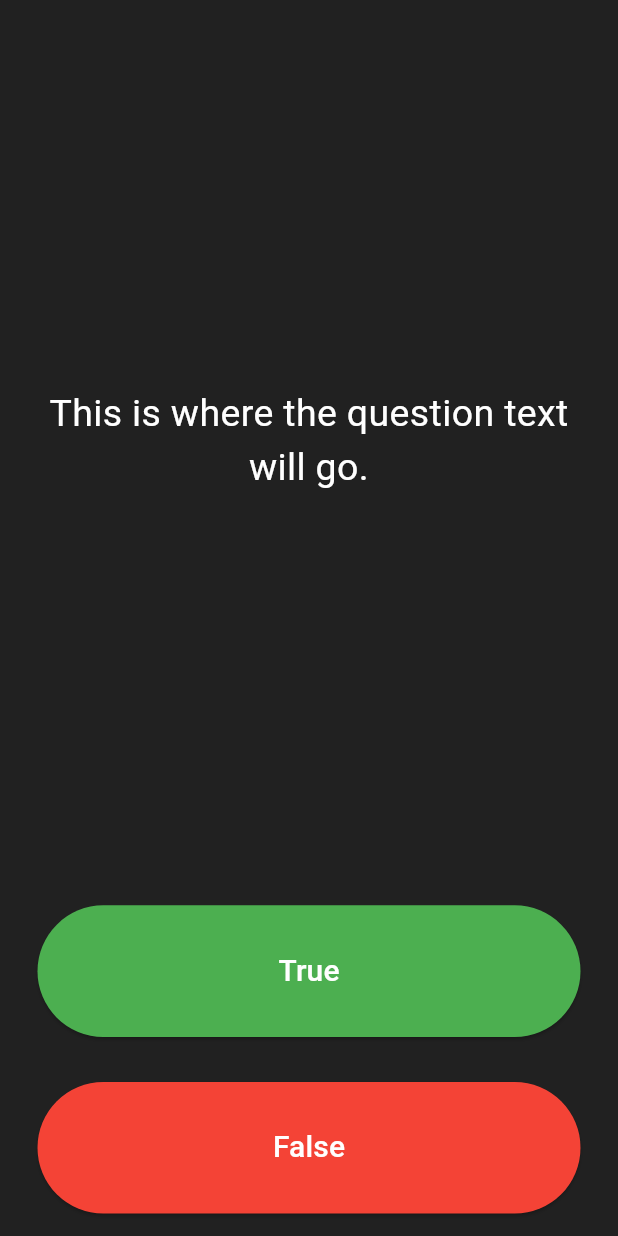
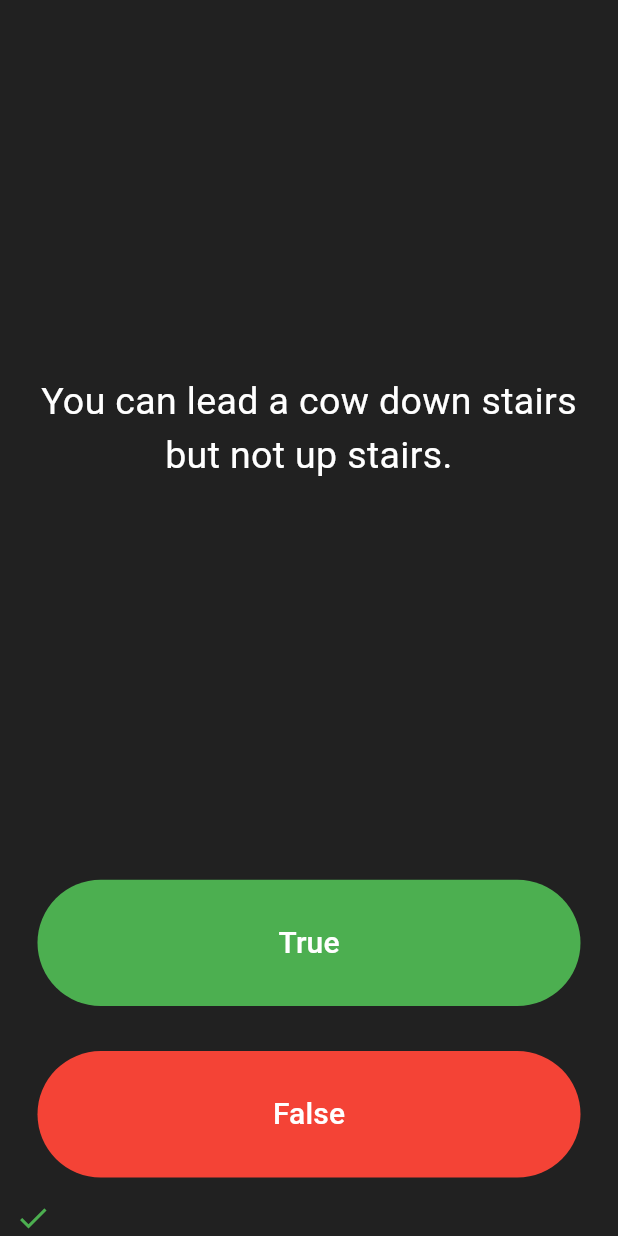
Before and after one commit to CodeXNilanshu/Quizzler, a Flutter app: the screen it shows after launch, after a tap on "True", on a phone screen of 412 x 824 dp. Run offline on Flutter 3.47's test engine with Material 3 defaults, Android fonts, the phone set to English and light mode, and no system bars; our stand-ins replace rflutter_alert.

Commit message:
Second commit

```diff
--- a/lib/main.dart
+++ b/lib/main.dart
@@ -1,15 +1,17 @@
 import 'package:flutter/material.dart';
+import 'package:rflutter_alert/rflutter_alert.dart';
+import 'quiz_brain.dart';
 
-void main() {
-  runApp(Quizzler());
-}
+QuizBrain quizBrain = QuizBrain();
+
+void main() => runApp(Quizzler());
 
 class Quizzler extends StatelessWidget {
   @override
   Widget build(BuildContext context) {
     return MaterialApp(
       home: Scaffold(
-        backgroundColor: Colors.grey[900],
+        backgroundColor: Colors.grey.shade900,
         body: SafeArea(
           child: Padding(
             padding: EdgeInsets.symmetric(horizontal: 10.0),
@@ -22,26 +24,56 @@ class Quizzler extends StatelessWidget {
 }
 
 class QuizPage extends StatefulWidget {
-  const QuizPage({super.key});
-
   @override
-  State<QuizPage> createState() => _QuizPageState();
+  _QuizPageState createState() => _QuizPageState();
 }
 
 class _QuizPageState extends State<QuizPage> {
+  List<Icon> scoreKeeper = [];
+
+  void checkAnswer(bool userPickedAnswer) {
+    bool correctAnswer = quizBrain.getCorrectAnswer();
+
+    setState(() {
+      if (quizBrain.isFinished()) {
+        Alert(
+          context: context,
+          title: 'Finished!',
+          desc: 'You\'ve reached the end of the quiz.',
+        ).show();
+
+        quizBrain.reset();
+        scoreKeeper = [];
+      } else {
+        if (userPickedAnswer == correctAnswer) {
+          scoreKeeper.add(Icon(
+            Icons.check,
+            color: Colors.green,
+          ));
+        } else {
+          scoreKeeper.add(Icon(
+            Icons.close,
+            color: Colors.red,
+          ));
+        }
+        quizBrain.nextQuestion();
+      }
+    });
+  }
+
   @override
   Widget build(BuildContext context) {
     return Column(
       mainAxisAlignment: MainAxisAlignment.spaceBetween,
       crossAxisAlignment: CrossAxisAlignment.stretch,
-      children: [
+      children: <Widget>[
         Expanded(
           flex: 5,
           child: Padding(
             padding: EdgeInsets.all(10.0),
             child: Center(
               child: Text(
-                'This is where the question text will go.',
+                quizBrain.getQuestionText(),
                 textAlign: TextAlign.center,
                 style: TextStyle(
                   fontSize: 25.0,
@@ -53,10 +85,10 @@ class _QuizPageState extends State<QuizPage> {
         ),
         Expanded(
           child: Padding(
-            padding: const EdgeInsets.all(15.0),
-            child: ElevatedButton(
-              style: ElevatedButton.styleFrom(
-                primary: Colors.green,
+            padding: EdgeInsets.all(15.0),
+            child: TextButton(
+              style: TextButton.styleFrom(
+                backgroundColor: Colors.green,
               ),
               child: Text(
                 'True',
@@ -66,39 +98,35 @@ class _QuizPageState extends State<QuizPage> {
                 ),
               ),
               onPressed: () {
-                // The user picked true.
+                checkAnswer(true);
               },
             ),
           ),
         ),
         Expanded(
           child: Padding(
-            padding: const EdgeInsets.all(15.0),
-            child: ElevatedButton(
-              style: ElevatedButton.styleFrom(
-                primary: Colors.red,
+            padding: EdgeInsets.all(15.0),
+            child: TextButton(
+              style: TextButton.styleFrom(
+                backgroundColor: Colors.red,
               ),
               child: Text(
                 'False',
                 style: TextStyle(
+                  fontSize: 20.0,
                   color: Colors.white,
-                  fontSize: 20.0,
                 ),
               ),
               onPressed: () {
-                // The user picked false.
+                checkAnswer(false);
               },
             ),
           ),
         ),
-        // TODO: Add a Row here as your score keeper
+        Row(
+          children: scoreKeeper,
+        )
       ],
     );
   }
 }
-
-/*
-question1: 'You can lead a cow down stairs but not up stairs.', false,
-question2: 'Approximately one quarter of human bones are in the feet.', true,
-question3: 'A slug\'s blood is green.', true,
-*/
--- /dev/null
+++ b/lib/quiz_brain.dart
@@ -0,0 +1,65 @@
+import 'question.dart';
+
+class QuizBrain {
+  int _questionNumber = 0;
+
+  List<Question> _questionBank = [
+    Question('Some cats are actually allergic to humans', true),
+    Question('You can lead a cow down stairs but not up stairs.', false),
+    Question('Approximately one quarter of human bones are in the feet.', true),
+    Question('A slug\'s blood is green.', true),
+    Question('Buzz Aldrin\'s mother\'s maiden name was \"Moon\".', true),
+    Question('It is illegal to pee in the Ocean in Portugal.', true),
+    Question(
+        'No piece of square dry paper can be folded in half more than 7 times.',
+        false),
+    Question(
+        'In London, UK, if you happen to die in the House of Parliament, you are technically entitled to a state funeral, because the building is considered too sacred a place.',
+        true),
+    Question(
+        'The loudest sound produced by any animal is 188 decibels. That animal is the African Elephant.',
+        false),
+    Question(
+        'The total surface area of two human lungs is approximately 70 square metres.',
+        true),
+    Question('Google was originally called \"Backrub\".', true),
+    Question(
+        'Chocolate affects a dog\'s heart and nervous system; a few ounces are enough to kill a small dog.',
+        true),
+    Question(
+        'In West Virginia, USA, if you accidentally hit an animal with your car, you are free to take it home to eat.',
+        true),
+  ];
+
+  void nextQuestion() {
+    if (_questionNumber < _questionBank.length - 1) {
+      _questionNumber++;
+    }
+  }
+
+  String getQuestionText() {
+    return _questionBank[_questionNumber].questionText;
+  }
+
+  bool getCorrectAnswer() {
+    return _questionBank[_questionNumber].questionAnswer;
+  }
+
+  //TODO: Step 3 Part A - Create a method called isFinished() here that checks to see if we have reached the last question. It should return (have an output) true if we've reached the last question and it should return false if we're not there yet.
+
+  bool isFinished() {
+    if (_questionNumber >= _questionBank.length - 1) {
+      //TODO: Step 3 Part B - Use a print statement to check that isFinished is returning true when you are indeed at the end of the quiz and when a restart should happen.
+
+      print('Now returning true');
+      return true;
+    } else {
+      return false;
+    }
+  }
+
+  //TODO: Step 4 part B - Create a reset() method here that sets the questionNumber back to 0.
+  void reset() {
+    _questionNumber = 0;
+  }
+}
--- a/pubspec.yaml
+++ b/pubspec.yaml
@@ -35,6 +35,8 @@ dependencies:
   # The following adds the Cupertino Icons font to your application.
   # Use with the CupertinoIcons class for iOS style icons.
   cupertino_icons: ^1.0.2
+
+  rflutter_alert: ^2.0.7
 
 dev_dependencies:
   flutter_test:
```
Also changed, not shown: lib/question.dart (added, +8 -0 lines), pubspec.lock.
